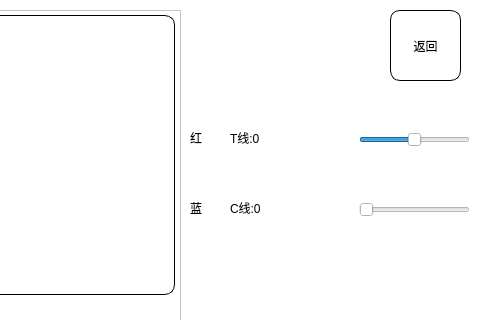
Before: the Qt Designer form ui/scan_ui.ui in 511aj/Linux_pyqt_CCD, drawn with Qt 5; both pictures show x 320 to 800 and y 0 to 320 of the 800 by 480 pixel window.
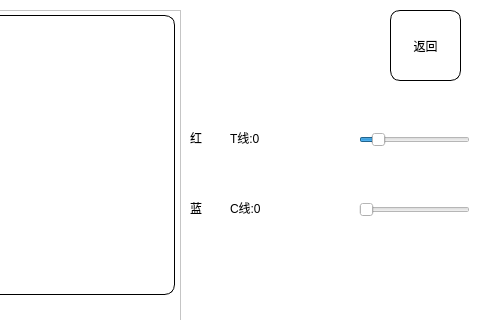
After: the same form once the commit is applied.

The edit to the form file:
```diff
--- a/ui/scan_ui.ui
+++ b/ui/scan_ui.ui
@@ -205,6 +205,9 @@
      <height>20</height>
     </rect>
    </property>
+   <property name="maximum">
+    <number>400</number>
+   </property>
    <property name="value">
     <number>50</number>
    </property>
```
Left out of the diff: 3 changed lines with no effect on the pictures.
